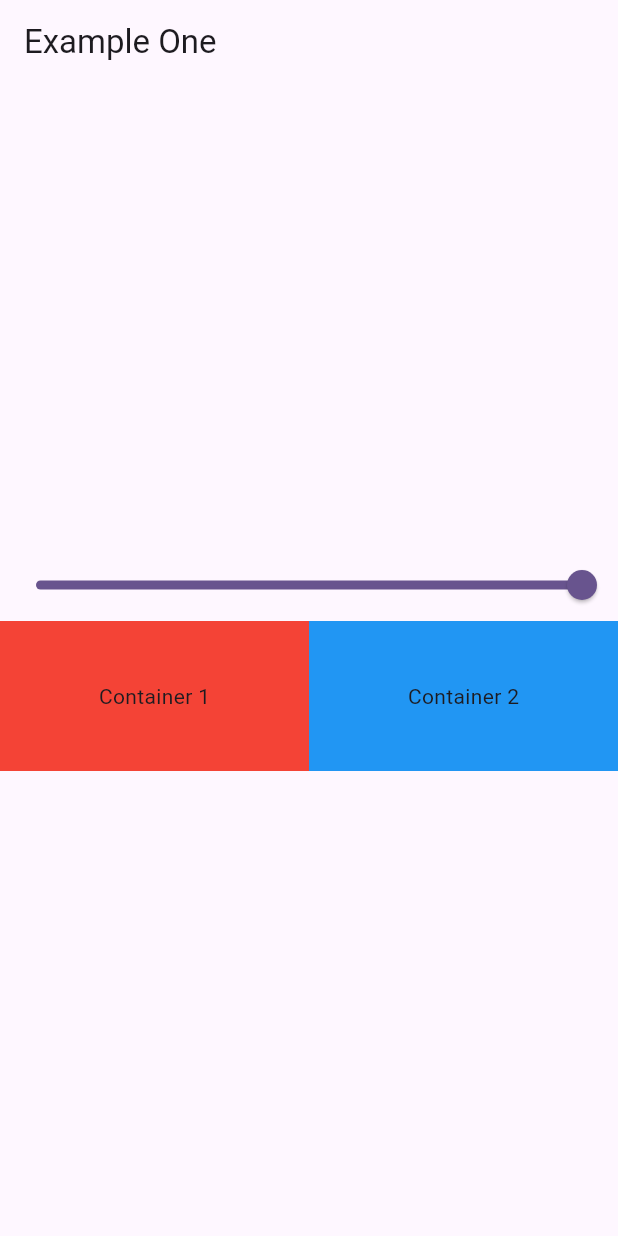
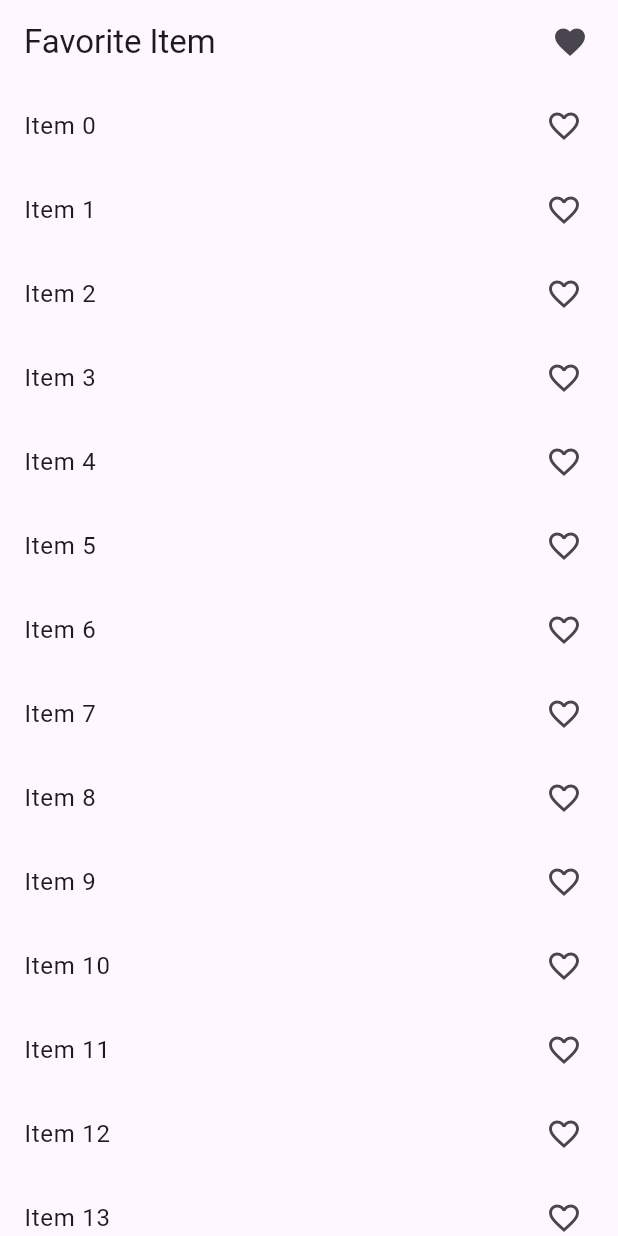
Before and after one commit to Sumair-Ali507/Learn-Multi-Provider, a Flutter app: the screen it shows after launch, on a phone screen of 412 x 824 dp. Run offline on Flutter 3.47's test engine with Material 3 defaults, Android fonts, the phone set to English and light mode, and no system bars.

Commit message:
Multi Provider

```diff
--- /dev/null
+++ b/learn_provider/lib/Provider/Screens/Favourite/favourite_screen.dart
@@ -0,0 +1,69 @@
+import 'package:flutter/material.dart';
+import 'package:learn_provider/Provider/Screens/Favourite/favourite_item_screen.dart';
+
+class FavouriteScreen extends StatefulWidget {
+  const FavouriteScreen({super.key});
+
+  @override
+  State<FavouriteScreen> createState() => _FavouriteScreenState();
+}
+
+class _FavouriteScreenState extends State<FavouriteScreen> {
+
+  List<int> selectedItems = [];
+  @override
+  Widget build(BuildContext context) {
+    print('Build Widget');
+    return Scaffold(
+
+      appBar: AppBar(
+        actions: [
+          InkWell(
+            onTap: (){
+              Navigator.push(context, MaterialPageRoute(builder: (context)=> FavouriteItemScreen()));
+            },
+
+            child: Icon(Icons.favorite),
+
+
+          ),
+
+          SizedBox(width: 20,)
+
+        ],
+        title: Text('Favorite Item'),
+
+      ),
+
+      body: Column(
+        children: [
+          Expanded(
+            child: ListView.builder(
+              itemCount: 20,
+                itemBuilder: (_, index)=>
+                    ListTile(
+                      onTap: (){
+
+                        if(selectedItems.contains(index)){
+                          selectedItems.remove(index);
+                        }
+
+                        else{
+                          selectedItems.add(index);
+                        }
+                        setState(() {
+
+                        });
+                      },
+                      title: Text('Item $index'),
+                      trailing: Icon(selectedItems.contains(index)? Icons.favorite: Icons.favorite_border_outlined),
+
+
+                    )
+            ),
+          )
+        ],
+      ),
+    );
+  }
+}
--- a/learn_provider/lib/main.dart
+++ b/learn_provider/lib/main.dart
@@ -1,4 +1,5 @@
 import 'package:flutter/material.dart';
+import 'package:learn_provider/Provider/Screens/Favourite/favourite_screen.dart';
 import 'package:learn_provider/Provider/Screens/count_screen.dart';
 import 'package:learn_provider/Provider/Screens/example_one.dart';
 import 'package:learn_provider/Provider/count_provider.dart';
@@ -23,8 +24,10 @@ class MyApp extends StatelessWidget {
       ],
 
       child: MaterialApp(
+        debugShowCheckedModeBanner: false,
         title: 'Flutter Demo',
         theme: ThemeData(
+
           // This is the theme of your application.
           //
           // TRY THIS: Try running your application with "flutter run". You'll see
@@ -43,7 +46,8 @@ class MyApp extends StatelessWidget {
           colorScheme: ColorScheme.fromSeed(seedColor: Colors.deepPurple),
           useMaterial3: true,
         ),
-        home: ExampleOne(),
+
+        home: FavouriteScreen(),
       ) ,
     );
 
```
Also changed, not shown: learn_provider/lib/Provider/Screens/Favourite/favourite_item_screen.dart (added, +15 -0 lines).
